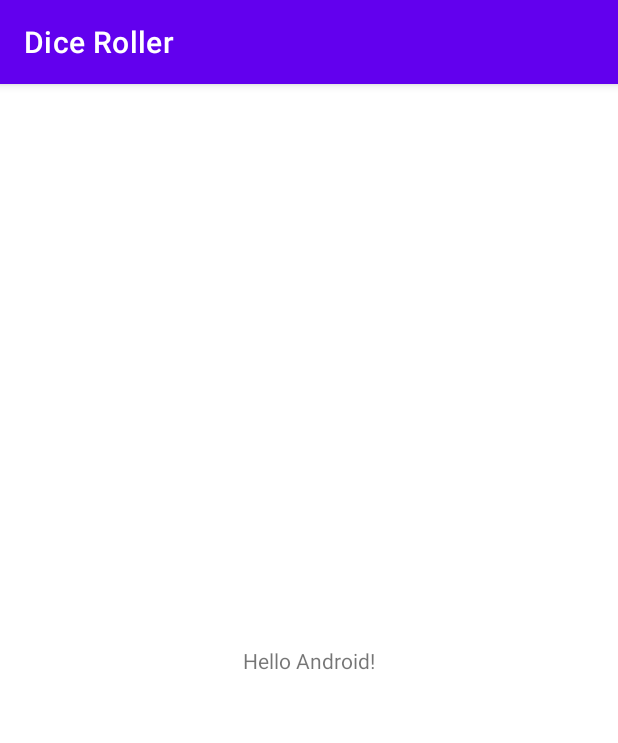
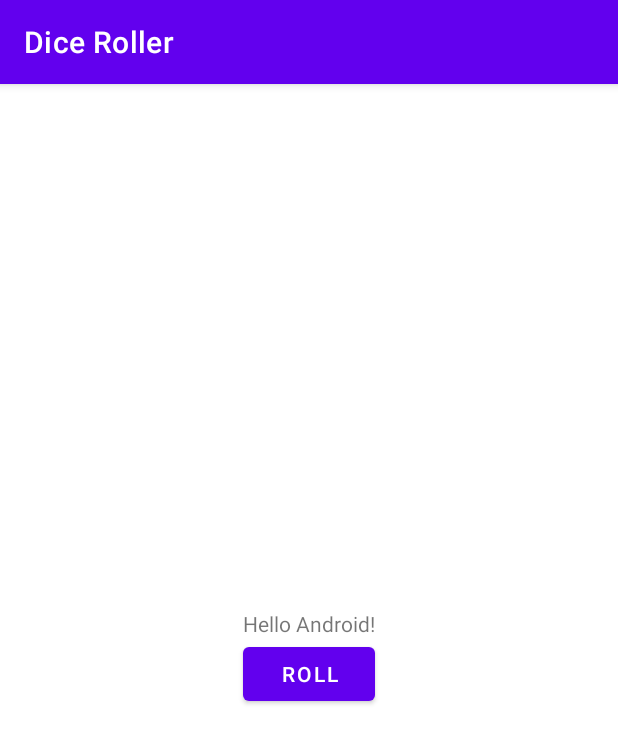
Before and after one commit to guimcabral/developing-android-apps-with-kotlin, an Android app: the screen it shows after launch (MainActivity), on a phone screen of 412 x 824 dp. Shown: the top 743 px of the screen. Run offline under Robolectric (Android 15) with nearby library versions, the phone set to English and light mode, and no system bars.

Commit message:
Adiciona um botão centralizado ao layout

```diff
--- a/DiceRoller/app/src/main/res/layout/activity_main.xml
+++ b/DiceRoller/app/src/main/res/layout/activity_main.xml
@@ -1,18 +1,22 @@
 <?xml version="1.0" encoding="utf-8"?>
-<androidx.constraintlayout.widget.ConstraintLayout xmlns:android="http://schemas.android.com/apk/res/android"
-    xmlns:app="http://schemas.android.com/apk/res-auto"
+<LinearLayout xmlns:android="http://schemas.android.com/apk/res/android"
     xmlns:tools="http://schemas.android.com/tools"
     android:layout_width="match_parent"
-    android:layout_height="match_parent"
+    android:layout_height="wrap_content"
+    android:layout_gravity="center_vertical"
+    android:orientation="vertical"
     tools:context=".MainActivity">
 
     <TextView
         android:layout_width="wrap_content"
         android:layout_height="wrap_content"
-        android:text="Hello Android!"
-        app:layout_constraintBottom_toBottomOf="parent"
-        app:layout_constraintLeft_toLeftOf="parent"
-        app:layout_constraintRight_toRightOf="parent"
-        app:layout_constraintTop_toTopOf="parent" />
+        android:layout_gravity="center"
+        android:text="Hello Android!" />
 
-</androidx.constraintlayout.widget.ConstraintLayout>
+    <Button
+        android:layout_width="wrap_content"
+        android:layout_height="wrap_content"
+        android:layout_gravity="center_horizontal"
+        android:text="@string/roll" />
+
+</LinearLayout>
--- a/DiceRoller/app/src/main/res/values/strings.xml
+++ b/DiceRoller/app/src/main/res/values/strings.xml
@@ -1,3 +1,4 @@
 <resources>
     <string name="app_name">Dice Roller</string>
+    <string name="roll">Roll</string>
 </resources>
```
